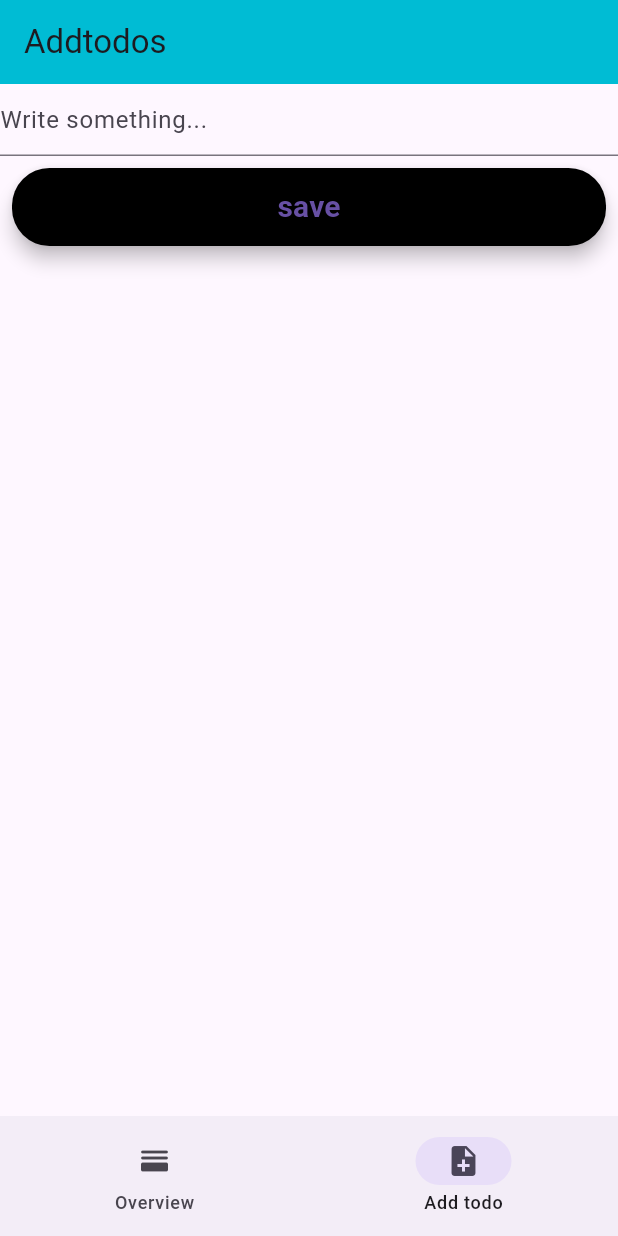
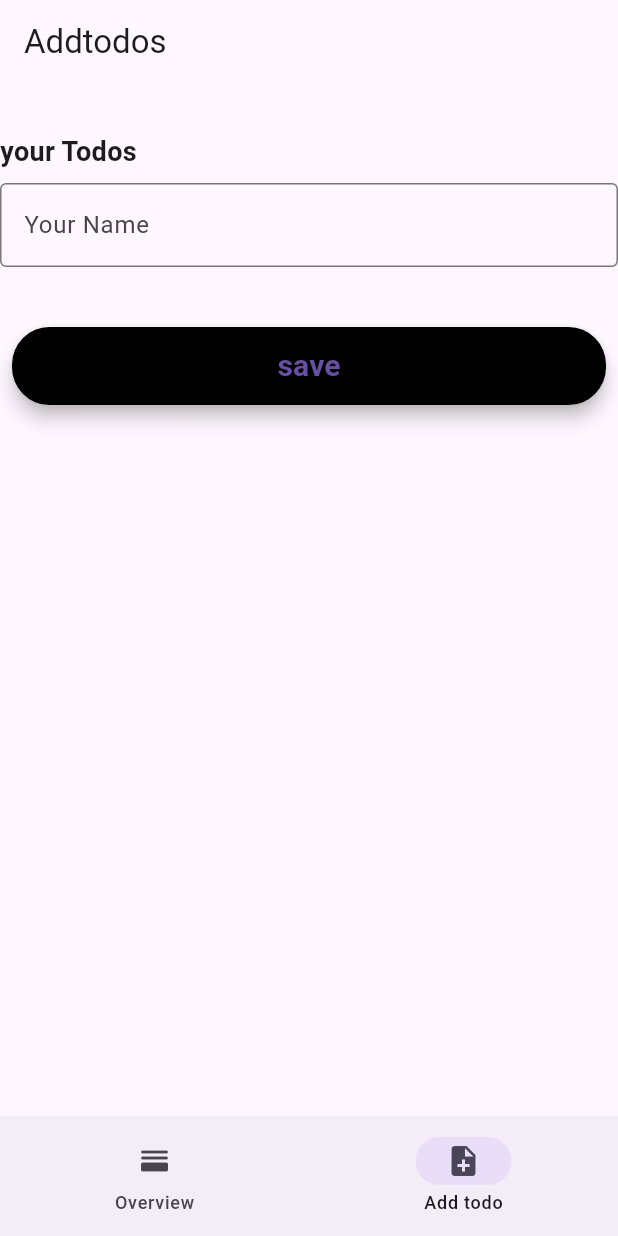
Before and after one commit to ernestocarocca/todo_app_project, a Flutter app: the screen it shows after launch, item 2 of the bottom bar chosen, after a tap on "save", on a phone screen of 412 x 824 dp. Run offline on Flutter 3.47's test engine with Material 3 defaults, Android fonts, the phone set to English and light mode, and no system bars; our stand-ins replace shared_preferences.

Commit message:
finish test for adding geting todos with sharepref

```diff
--- a/lib/mobile_storage/shared_pref.dart
+++ b/lib/mobile_storage/shared_pref.dart
@@ -22,5 +22,5 @@ class SharedPreferencesManager {
 
   static Future setTodos(List<String> todoList) async =>
       await _preferences.setStringList(_keysTodos, todoList);
-  static List<String>? getTodos(List<String> getTodoList) => _preferences.getStringList(_keysTodos);
+  static List<String>? getTodos() => _preferences.getStringList(_keysTodos);
 }
--- a/lib/pages/addtodo_page.dart
+++ b/lib/pages/addtodo_page.dart
@@ -1,6 +1,7 @@
 // ignore_for_file: public_member_api_docs, sort_constructors_first
 
 import 'package:flutter/material.dart';
+import 'package:shared_preferences/shared_preferences.dart';
 
 import 'package:todo_app_project/mobile_storage/shared_pref.dart';
 
@@ -9,7 +10,6 @@ class AddTodoPage extends StatelessWidget {
   Widget build(BuildContext context) {
     return Scaffold(
       appBar: AppBar(
-        backgroundColor: Colors.cyan,
         title: const Text('Addtodos'),
       ),
       body: TaskList(),
@@ -23,15 +23,17 @@ class TaskList extends StatefulWidget {
 }
 
 class _TaskListState extends State<TaskList> {
+  SharedPreferences prefs = SharedPreferencesManager.preferences;
   late TextEditingController textEditingController;
   List<String> getTodoList = [];
   late final String label;
-  String name = '';
+  String todo = '';
   @override
   void initState() {
     super.initState();
     textEditingController = TextEditingController();
-    getTodoList = SharedPreferencesManager.getTodos(getTodoList) ??
+
+    getTodoList = SharedPreferencesManager.getTodos() ??
         []; // Ernesto: init when page renders
   }
 
@@ -40,18 +42,17 @@ class _TaskListState extends State<TaskList> {
       controller: textEditingController,
       decoration: const InputDecoration(
         hintText: 'Write something...',
+
         // Other decoration properties if needed
       ),
     );
   }
 
-  void setTodoText() {}
+  // void setTodoText() {}
 
-  generateTodos() {
-    for (String todos in getTodoList) {
-      String todo = todos;
-      return todo;
-    }
+  void cleartodos() {
+    //SharedPreferences prefs = SharedPreferencesManager.preferences;
+    prefs.setStringList('todos', []);
   }
 
   @override
@@ -65,49 +66,71 @@ class _TaskListState extends State<TaskList> {
     return Scaffold(
       body: Column(
         children: [
-        buildTextField(),
-          buttonGetFromSherePref(getTodoList, textEditingController.text)
+          const SizedBox(height: 32),
+          buildName(),
+          // buildTextField(),
+          const SizedBox(height: 32),
+          buildButtonSharePrev(),
         ],
       ),
     );
   }
+
+// textfield that takes in a value and sets it for saving in Shpref uses BuildTitelWigget
+  Widget buildName() => buildTitle(
+        title: 'your Todos',
+        child: TextFormField(
+          initialValue: todo,
+          decoration: const InputDecoration(
+            border: OutlineInputBorder(),
+            hintText: 'Your Name',
+          ),
+          onChanged: (todo) => setState(() => this.todo = todo),
+        ),
+      );
+
+// Ernesto: add todos in a list
+  Widget buildButtonSharePrev() => ButtonWidget(
+      text: 'save',
+      onClicked: () async {
+        String inputTodoText = todo;
+        if (inputTodoText.isNotEmpty) {
+          getTodoList.add(inputTodoText);
+          SharedPreferencesManager.setTodos(getTodoList);
+          SharedPreferencesManager.getTodos();
+          for (String todos in getTodoList) {
+            print(todos);
+          }
+
+//gettime in future put it here
+        }
+      });
+
+  Widget buildTitle({
+    required String title,
+    required Widget child,
+  }) =>
+      Column(
+        crossAxisAlignment: CrossAxisAlignment.stretch,
+        children: [
+          Text(
+            title,
+            style: const TextStyle(fontWeight: FontWeight.bold, fontSize: 18),
+          ),
+          const SizedBox(height: 8),
+          child,
+        ],
+      );
 }
 
-// Ernesto: add todos in a list
-Widget buttonGetFromSherePref(
-        List<String> getTodoList, String textEditingController) =>
-    ButtonWidget(
-      InputTodoText: textEditingController,
-      text: 'save',
-      onClicked: () async {
-        getTodoList.add(textEditingController);
-        await SharedPreferencesManager.setTodos(getTodoList);
-        print(getTodoList[5]);
-      },
-    );
-
-/*
-// Ernesto: Forlop that gets each string in a list
-Widget createTextList(String todo) {
-  //List<String> textWidgets = [];
-  String names = '';
-  for (String todos in getTodoList) {
-    names = todos;
-  }
-
-  return Text(names);
-}
-*/
-//Ernesto button class that is the bluprint for buttonGetFromSherePref
 class ButtonWidget extends StatelessWidget {
   final String text;
   final VoidCallback onClicked;
-  final String InputTodoText;
+
   const ButtonWidget({
     Key? key,
     required this.text,
     required this.onClicked,
-    required this.InputTodoText,
   }) : super(key: key);
 
   @override
@@ -131,6 +154,8 @@ class ButtonWidget extends StatelessWidget {
       );
 }
 
+
+
 /*
 
 
```
